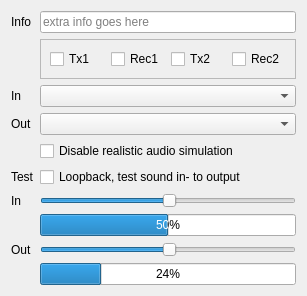
Old version of the form src/blackgui/components/audiodevicevolumesetupcomponent.ui in the repository swift-project/pilotclient.
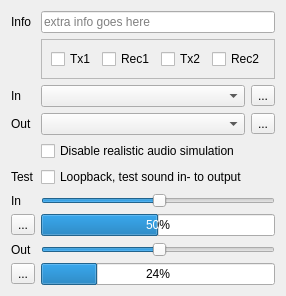
New version of the form. Icons and pictures are not drawn.

Commit message: Ref T730, removed voice room related funcions from audio context

Patch:
```diff
--- a/src/blackgui/components/audiodevicevolumesetupcomponent.ui
+++ b/src/blackgui/components/audiodevicevolumesetupcomponent.ui
@@ -6,7 +6,7 @@
    <rect>
     <x>0</x>
     <y>0</y>
-    <width>307</width>
+    <width>227</width>
     <height>254</height>
    </rect>
   </property>
@@ -14,46 +14,15 @@
    <string>Audio setup</string>
   </property>
   <layout class="QGridLayout" name="gridLayout">
-   <item row="0" column="1">
-    <widget class="QLineEdit" name="le_Info">
-     <property name="readOnly">
-      <bool>true</bool>
-     </property>
-     <property name="placeholderText">
-      <string>extra info goes here</string>
-     </property>
-    </widget>
-   </item>
-   <item row="4" column="1">
-    <widget class="QCheckBox" name="cb_DisableAudioEffects">
-     <property name="text">
-      <string>Disable realistic audio simulation</string>
-     </property>
-    </widget>
-   </item>
-   <item row="5" column="1">
-    <widget class="QCheckBox" name="cb_SetupAudioLoopback">
-     <property name="text">
-      <string>Loopback, test sound in- to output</string>
-     </property>
-    </widget>
-   </item>
-   <item row="9" column="1">
+   <item row="11" column="1">
     <widget class="QProgressBar" name="pb_LevelOut">
      <property name="value">
       <number>24</number>
      </property>
     </widget>
    </item>
-   <item row="0" column="0">
-    <widget class="QLabel" name="lbl_Info">
-     <property name="text">
-      <string>Info</string>
-     </property>
-    </widget>
-   </item>
-   <item row="6" column="1">
-    <widget class="QSlider" name="hs_VolumeIn">
+   <item row="10" column="1">
+    <widget class="QSlider" name="hs_VolumeOut">
      <property name="value">
       <number>50</number>
      </property>
@@ -69,10 +38,13 @@
      </property>
     </widget>
    </item>
-   <item row="3" column="1">
-    <widget class="QComboBox" name="cb_SetupAudioOutputDevice">
-     <property name="sizeAdjustPolicy">
-      <enum>QComboBox::AdjustToMinimumContentsLength</enum>
+   <item row="8" column="1">
+    <widget class="QSlider" name="hs_VolumeIn">
+     <property name="value">
+      <number>50</number>
+     </property>
+     <property name="orientation">
+      <enum>Qt::Horizontal</enum>
      </property>
     </widget>
    </item>
@@ -83,52 +55,79 @@
      </property>
     </widget>
    </item>
-   <item row="6" column="0">
-    <widget class="QLabel" name="lbl_VolumeIn">
-     <property name="text">
-      <string>In</string>
-     </property>
+   <item row="7" column="1">
+    <widget class="QWidget" name="wi_TestAudio" native="true">
+     <layout class="QHBoxLayout" name="hl_TestAudio">
+      <property name="leftMargin">
+       <number>0</number>
+      </property>
+      <property name="topMargin">
+       <number>0</number>
+      </property>
+      <property name="rightMargin">
+       <number>0</number>
+      </property>
+      <property name="bottomMargin">
+       <number>0</number>
+      </property>
+      <item>
+       <widget class="QCheckBox" name="cb_SetupAudioLoopback">
+        <property name="text">
+         <string>Loopback, test sound in- to output</string>
+        </property>
+       </widget>
+      </item>
+     </layout>
     </widget>
    </item>
-   <item row="2" column="1">
-    <widget class="QComboBox" name="cb_SetupAudioInputDevice">
-     <property name="sizeAdjustPolicy">
-      <enum>QComboBox::AdjustToMinimumContentsLength</enum>
-     </property>
-     <property name="frame">
-      <bool>true</bool>
-     </property>
-    </widget>
-   </item>
-   <item row="5" column="0">
+   <item row="7" column="0">
     <widget class="QLabel" name="lbl_SetupAudioLoopback">
      <property name="text">
       <string>Test</string>
      </property>
     </widget>
    </item>
-   <item row="7" column="1">
-    <widget class="QProgressBar" name="pb_LevelIn">
-     <property name="value">
-      <number>50</number>
-     </property>
-    </widget>
-   </item>
-   <item row="8" column="0">
-    <widget class="QLabel" name="lbl_VolumeOut">
+   <item row="0" column="0">
+    <widget class="QLabel" name="lbl_Info">
      <property name="text">
-      <string>Out</string>
+      <string>Info</string>
      </property>
     </widget>
    </item>
-   <item row="8" column="1">
-    <widget class="QSlider" name="hs_VolumeOut">
-     <property name="value">
-      <number>50</number>
-     </property>
-     <property name="orientation">
-      <enum>Qt::Horizontal</enum>
-     </property>
+   <item row="2" column="1">
+    <widget class="QWidget" name="wi_InDevice" native="true">
+     <layout class="QHBoxLayout" name="hl_InDevice">
+      <property name="leftMargin">
+       <number>0</number>
+      </property>
+      <property name="topMargin">
+       <number>0</number>
+      </property>
+      <property name="rightMargin">
+       <number>0</number>
+      </property>
+      <property name="bottomMargin">
+       <number>0</number>
+      </property>
+      <item>
+       <widget class="QComboBox" name="cb_SetupAudioInputDevice">
+        <property name="frame">
+         <bool>true</bool>
+        </property>
+       </widget>
+      </item>
+      <item>
+       <widget class="QToolButton" name="tb_RefreshInDevice">
+        <property name="text">
+         <string>...</string>
+        </property>
+        <property name="icon">
+         <iconset>
+          <normaloff>:/diagona/icons/diagona/icons/arrow-circle-135.png</normaloff>:/diagona/icons/diagona/icons/arrow-circle-135.png</iconset>
+        </property>
+       </widget>
+      </item>
+     </layout>
     </widget>
    </item>
    <item row="1" column="1">
@@ -171,6 +170,90 @@
      </layout>
     </widget>
    </item>
+   <item row="9" column="1">
+    <widget class="QProgressBar" name="pb_LevelIn">
+     <property name="value">
+      <number>50</number>
+     </property>
+    </widget>
+   </item>
+   <item row="8" column="0">
+    <widget class="QLabel" name="lbl_VolumeIn">
+     <property name="text">
+      <string>In</string>
+     </property>
+    </widget>
+   </item>
+   <item row="3" column="1">
+    <widget class="QWidget" name="wi_OutDevice" native="true">
+     <layout class="QHBoxLayout" name="hl_OutDevice">
+      <property name="leftMargin">
+       <number>0</number>
+      </property>
+      <property name="topMargin">
+       <number>0</number>
+      </property>
+      <property name="rightMargin">
+       <number>0</number>
+      </property>
+      <property name="bottomMargin">
+       <number>0</number>
+      </property>
+      <item>
+       <widget class="QComboBox" name="cb_SetupAudioOutputDevice"/>
+      </item>
+      <item>
+       <widget class="QToolButton" name="tb_RefreshOutDevice">
+        <property name="text">
+         <string>...</string>
+        </property>
+        <property name="icon">
+         <iconset>
+          <normaloff>:/diagona/icons/diagona/icons/arrow-circle-135.png</normaloff>:/diagona/icons/diagona/icons/arrow-circle-135.png</iconset>
+        </property>
+       </widget>
+      </item>
+     </layout>
+    </widget>
+   </item>
+   <item row="5" column="1">
+    <widget class="QCheckBox" name="cb_DisableAudioEffects">
+     <property name="text">
+      <string>Disable realistic audio simulation</string>
+     </property>
+    </widget>
+   </item>
+   <item row="0" column="1">
+    <widget class="QLineEdit" name="le_Info">
+     <property name="readOnly">
+      <bool>true</bool>
+     </property>
+     <property name="placeholderText">
+      <string>extra info goes here</string>
+     </property>
+    </widget>
+   </item>
+   <item row="10" column="0">
+    <widget class="QLabel" name="lbl_VolumeOut">
+     <property name="text">
+      <string>Out</string>
+     </property>
+    </widget>
+   </item>
+   <item row="9" column="0">
+    <widget class="QToolButton" name="tb_ResetInVolume">
+     <property name="text">
+      <string>...</string>
+     </property>
+    </widget>
+   </item>
+   <item row="11" column="0">
+    <widget class="QToolButton" name="tb_ResetOutVolume">
+     <property name="text">
+      <string>...</string>
+     </property>
+    </widget>
+   </item>
   </layout>
  </widget>
  <tabstops>
```
Left out of the diff: 2 changed lines with no effect on the pictures. The commit also changes 13 other files.
